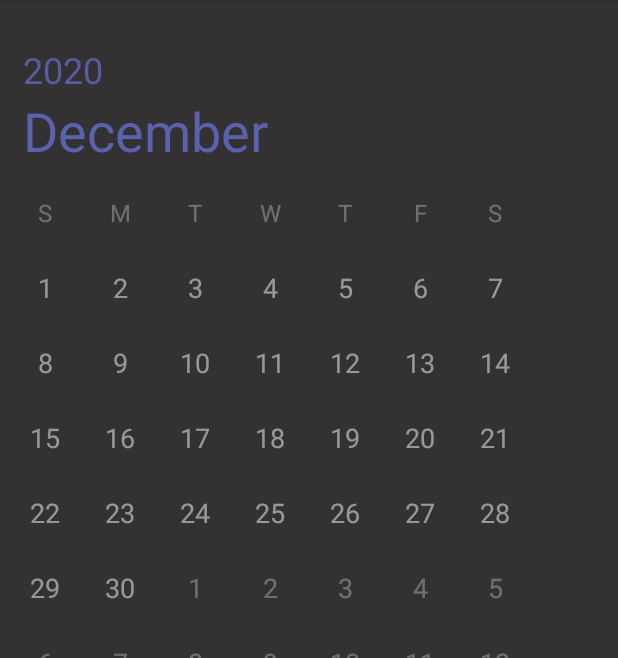
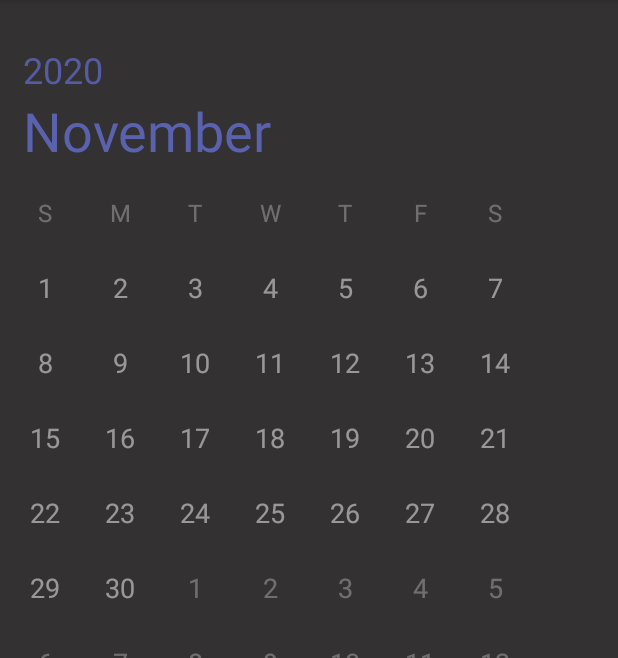
Before and after one commit to SmartCalendar/SmartCalendar, an Android app: the MonthlyViewActivity screen opened directly, with no data from a screen before it, on a phone screen of 412 x 824 dp, the part 84-742 px from its top. Run offline under Robolectric (Android 15) with nearby library versions, the phone set to English and light mode, and no system bars; libraries missing offline, so code that uses them is left out: com.parse; Roboto replaces fonts that are not available here; 4 statements that could not run were skipped.

Commit message:
dynamic monthly view generation added

```diff
--- a/app/src/main/AndroidManifest.xml
+++ b/app/src/main/AndroidManifest.xml
@@ -27,6 +27,11 @@
             </intent-filter>
         </activity>
         <activity android:name=".MonthlyViewActivity" >
+            <intent-filter>
+                <action android:name="android.intent.action.MAIN" />
+
+                <category android:name="android.intent.category.LAUNCHER" />
+            </intent-filter>
         </activity>
         <activity android:name=".EditActivity">
             <intent-filter>
--- a/app/src/main/java/com/example/smartcalendar/MonthlyViewActivity.java
+++ b/app/src/main/java/com/example/smartcalendar/MonthlyViewActivity.java
@@ -34,6 +34,7 @@ import java.lang.reflect.Array;
 import java.text.SimpleDateFormat;
 import java.time.Month;
 import java.util.ArrayList;
+import java.util.Calendar;
 import java.util.Date;
 import java.util.List;
 
@@ -65,6 +66,8 @@ public class MonthlyViewActivity  extends AppCompatActivity {
 
         initializeViews();
         createFloatingActionButton();
+        // 0 is January. 11 is December
+        initializemonthview(10);
         queryEvents();
         // code snippet to highlight date
 //        tvDay01.setBackgroundTintList(ColorStateList.valueOf(Color.parseColor("#5A62AE")));
@@ -76,10 +79,13 @@ public class MonthlyViewActivity  extends AppCompatActivity {
         int temp;
         id = new ArrayList<String>();
 
+        // id has a ArrayList of strings that are ["tvDay1", "tvDay2"...."tvDay42"]
         for(int i=0; i<42; i++){
             id.add("tvDay" + String.valueOf(i+1));
         }
 
+        // temp retrieves each element("tvDay1") from ArrayList ID (above).
+        // textViews is an Array of size 42 containing TextView objects. Initializes all the textviews
         for(int i=0; i<42; i++){
             temp = getResources().getIdentifier(id.get(i), "id", getPackageName());
             textViews[i] = (TextView)findViewById(temp);
@@ -87,6 +93,47 @@ public class MonthlyViewActivity  extends AppCompatActivity {
 
         tvMonth = findViewById(R.id.tvMonth);
     }
+
+    // 0 is January, 11 is December. int month input ranges from 0 to 11.
+    String[] monthNames = {"January", "February", "March", "April", "May", "June", "July","August", "September", "October", "November", "December"};
+    String [] weekDays = {" ", "Sunday", "Monday", "Tuesday", "Wednesday", "Thursday", "Friday", "Saturday"};
+    // textviews {tvDayOfWeek1}=Sunday, {tvDayOfWeek2}=Monday, {tvDayOfWeek7}=Saturday
+    // in the future, clicklistener will recall this initializemonthview function with old input +- 1 depending on the direction. also account for changing the year?
+    Calendar monthviewcal = Calendar.getInstance();
+    private void initializemonthview(int month) {
+        // What day of the week does the 1st of the month input start?
+        monthviewcal.set(Calendar.MONTH, month);
+        monthviewcal.set(Calendar.DAY_OF_MONTH, 1);// Calendar has month input and 1st day.
+        monthviewcal.set(Calendar.YEAR, 2020);
+        tvMonth.setText(monthNames[month]);
+        int weekdayint = monthviewcal.get(Calendar.DAY_OF_WEEK); // values range from 1=Sunday to 7=Saturday. For December the weekdayint=3, so tvDayOfWeek3 is the start.
+        int maxdays = monthviewcal.getActualMaximum(Calendar.DAY_OF_MONTH); // December this value would be 31
+
+        // December it will loop from i=3 to i<34 or i=33. tvDay1 to tvDay33 is filled.
+        // textViews index ranges from 0 to 41. size is 42.
+        Log.e(TAG, "Week day integer: " + weekdayint);
+        Log.e(TAG, "Max days in november " + maxdays);
+        Log.e(TAG, "Date " + monthviewcal.getTime());
+        for (int i=weekdayint-1, j = 1; i<maxdays+weekdayint-1; i++, j++) {
+            textViews[i].setText(String.valueOf(j));
+        }
+
+        // forward loop after end of month. start from tvday34 to 42. this will break for leap years.
+        for (int i=maxdays+weekdayint-1, j=1; i<=41; i++, j++) {
+            textViews[i].setText(String.valueOf(j));
+        }
+
+        // backward loop before the month. probably will break when changing years.
+        Calendar previousmonth = Calendar.getInstance();
+        previousmonth.set(Calendar.MONTH, month-1);
+        int prevlastday = previousmonth.getActualMaximum(Calendar.DAY_OF_MONTH); // December example -> It will check to see 30 days in november. iterate from 30 until no room left.
+        for (int i=weekdayint-2, j=prevlastday;  i >= 0 ; i--, j--) {
+            textViews[i].setText(String.valueOf(j));
+        }
+
+
+    }
+
 
     private void createFloatingActionButton() {
         // Floating_action_button views and animations
```
